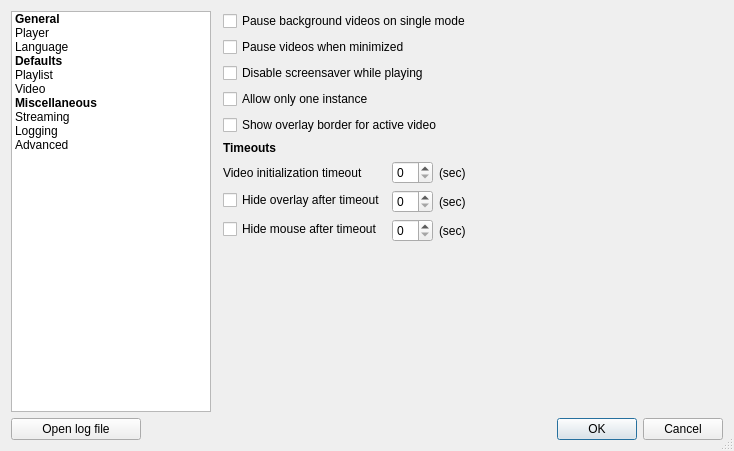
Qt form resources/ui/settings_dialog.ui (vzhd1701/gridplayer) before a commit.
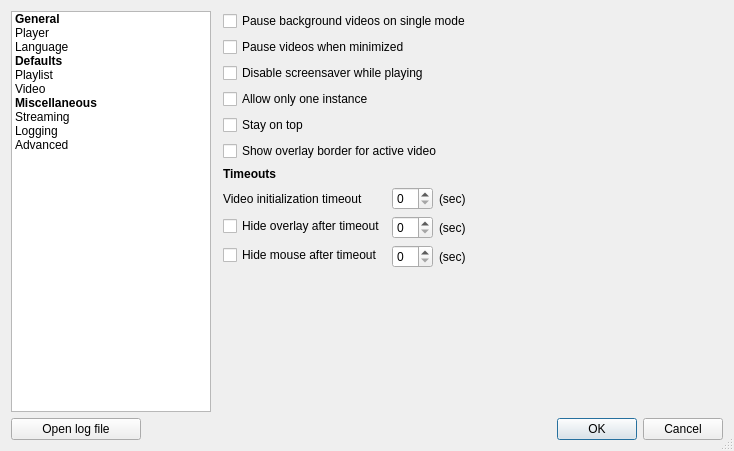
The same form after that commit. Custom widgets are drawn as their Qt base class.

Commit message: feat: add stay on top setting

What changed in the file:
```diff
--- a/resources/ui/settings_dialog.ui
+++ b/resources/ui/settings_dialog.ui
@@ -174,6 +174,13 @@
            </property>
           </widget>
          </item>
+         <item>
+          <widget class="QCheckBox" name="playerStayOnTop">
+           <property name="text">
+            <string>Stay on top</string>
+           </property>
+          </widget>
+         </item>
          <item>
           <widget class="QCheckBox" name="playerShowOverlayBorder">
            <property name="text">
```
The commit also changes 5 other files.
